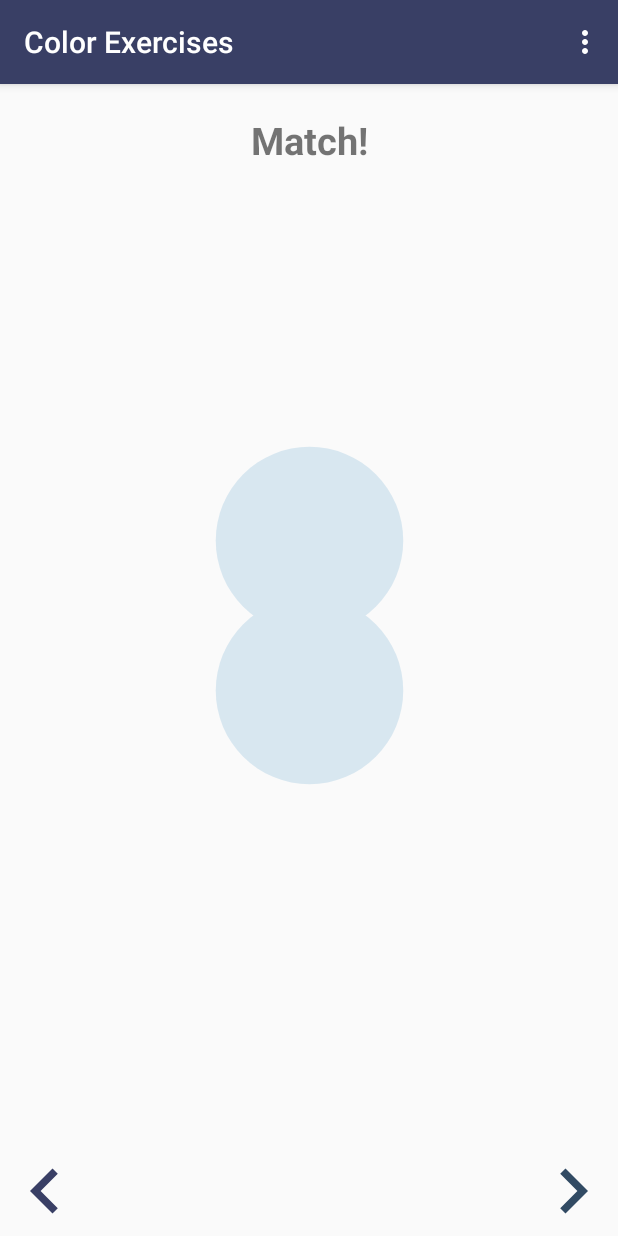
After one commit to gng01/color-exercises, an Android app: the fragment ExerciseResultFragment placed in its activity, on a phone screen of 412 x 824 dp. The commit adds this screen. Run offline under Robolectric (Android 15) with nearby library versions, the phone set to English and light mode, and no system bars.

Commit message:
implemented ExerciseResultFragment.kt, refractored naming from centerColor to mainColor in ExercisesFragment.kt

```diff
--- a/colorExercises/app/src/main/java/edu/utap/colorexercises/model/ExerciseSet.kt
+++ b/colorExercises/app/src/main/java/edu/utap/colorexercises/model/ExerciseSet.kt
@@ -18,6 +18,6 @@ class ExerciseSet {
         return correctList.toList()
     }
 
-    fun getCenter() = this.centerColor
+    fun getMainColor() = this.centerColor
     fun getColorList() = this.colorList
 }
--- /dev/null
+++ b/colorExercises/app/src/main/res/drawable/ic_baseline_navigate_before_50.xml
@@ -0,0 +1,5 @@
+<vector android:height="50dp" android:tint="#314A63"
+    android:viewportHeight="24" android:viewportWidth="24"
+    android:width="50dp" xmlns:android="http://schemas.android.com/apk/res/android">
+    <path android:fillColor="@android:color/white" android:pathData="M15.41,7.41L14,6l-6,6 6,6 1.41,-1.41L10.83,12z"/>
+</vector>
--- /dev/null
+++ b/colorExercises/app/src/main/res/drawable/ic_baseline_navigate_next_50.xml
@@ -0,0 +1,5 @@
+<vector android:height="50dp" android:tint="#314A63"
+    android:viewportHeight="24" android:viewportWidth="24"
+    android:width="50dp" xmlns:android="http://schemas.android.com/apk/res/android">
+    <path android:fillColor="@android:color/white" android:pathData="M10,6L8.59,7.41 13.17,12l-4.58,4.59L10,18l6,-6z"/>
+</vector>
--- /dev/null
+++ b/colorExercises/app/src/main/res/layout/fragment_exercise_result.xml
@@ -0,0 +1,77 @@
+<?xml version="1.0" encoding="utf-8"?>
+<androidx.constraintlayout.widget.ConstraintLayout xmlns:android="http://schemas.android.com/apk/res/android"
+    android:layout_width="match_parent"
+    android:layout_height="match_parent"
+    xmlns:app="http://schemas.android.com/apk/res-auto">
+    <TextView
+        android:id="@+id/txt_exercise_result"
+        android:layout_width="match_parent"
+        android:layout_height="wrap_content"
+        android:text="Match!"
+        android:textStyle="bold"
+        android:textAlignment="center"
+        android:textSize="@dimen/title_text_size"
+        app:layout_constraintTop_toTopOf="parent"
+        app:layout_constraintStart_toStartOf="parent"
+        app:layout_constraintEnd_toEndOf="parent"
+        android:layout_marginTop="@dimen/title_text_margin"/>
+    <androidx.constraintlayout.widget.ConstraintLayout
+        android:layout_width="match_parent"
+        android:layout_height="0dp"
+        app:layout_constraintTop_toTopOf="parent"
+        app:layout_constraintStart_toStartOf="parent"
+        app:layout_constraintEnd_toEndOf="parent"
+        android:id="@+id/result_pair"
+        app:layout_constraintBottom_toTopOf="@+id/exercise_result_control">
+
+        <Button
+            android:background="@drawable/ic_home_button_round_150"
+            android:backgroundTint="#D8E7F0"
+            android:id="@+id/btn_result_selection"
+            android:layout_width="wrap_content"
+            android:layout_height="wrap_content"
+            app:layout_constraintEnd_toEndOf="parent"
+            app:layout_constraintStart_toStartOf="parent"
+            app:layout_constraintTop_toTopOf="parent"
+            app:layout_constraintBottom_toBottomOf="parent"
+            android:layout_marginBottom="@dimen/exercise_pair_offset"/>
+        <Button
+            android:background="@drawable/ic_home_button_round_150"
+            android:backgroundTint="#D8E7F0"
+            android:id="@+id/btn_result_main"
+            android:layout_width="wrap_content"
+            android:layout_height="wrap_content"
+            app:layout_constraintEnd_toEndOf="parent"
+            app:layout_constraintStart_toStartOf="parent"
+            app:layout_constraintTop_toTopOf="parent"
+            app:layout_constraintBottom_toBottomOf="parent"
+            android:layout_marginTop="@dimen/exercise_pair_offset"/>
+    </androidx.constraintlayout.widget.ConstraintLayout>
+    <androidx.constraintlayout.widget.ConstraintLayout
+        android:layout_width="match_parent"
+        android:layout_height="wrap_content"
+        app:layout_constraintBottom_toBottomOf="parent"
+        app:layout_constraintTop_toBottomOf="@+id/result_pair"
+        app:layout_constraintEnd_toEndOf="parent"
+        android:id="@+id/exercise_result_control">
+        <Button
+            android:background="@drawable/ic_baseline_navigate_before_50"
+            android:backgroundTint="@color/colorPrimary"
+            android:id="@+id/btn_result_back"
+            android:layout_width="@dimen/exercise_button_size"
+            android:layout_height="@dimen/exercise_button_size"
+            app:layout_constraintStart_toStartOf="parent"
+            app:layout_constraintTop_toTopOf="parent"
+            app:layout_constraintBottom_toBottomOf="parent"/>
+        <Button
+            android:background="@drawable/ic_baseline_navigate_next_50"
+            android:id="@+id/btn_result_next"
+            android:layout_width="@dimen/exercise_button_size"
+            android:layout_height="@dimen/exercise_button_size"
+            app:layout_constraintEnd_toEndOf="parent"
+            app:layout_constraintTop_toTopOf="parent"
+            app:layout_constraintBottom_toBottomOf="parent"/>
+    </androidx.constraintlayout.widget.ConstraintLayout>
+
+
+</androidx.constraintlayout.widget.ConstraintLayout>
--- a/colorExercises/app/src/main/res/layout/fragment_exercises.xml
+++ b/colorExercises/app/src/main/res/layout/fragment_exercises.xml
@@ -130,7 +130,7 @@
             />
     </com.ogaclejapan.arclayout.ArcLayout>
     <Button
-        android:id="@+id/btn_exercise_center"
+        android:id="@+id/btn_exercise_main_color"
         android:layout_gravity="center"
         android:layout_width="@dimen/exercise_button_size"
         android:layout_height="@dimen/exercise_button_size"
--- a/colorExercises/app/src/main/res/values/colors.xml
+++ b/colorExercises/app/src/main/res/values/colors.xml
@@ -3,4 +3,5 @@
     <color name="colorPrimary">#393F65</color>
     <color name="colorPrimaryDark">#151A25</color>
     <color name="colorAccent">#5285C4</color>
+    <color name="colorPrimaryLight">#B5C9E3</color>
 </resources>
--- a/colorExercises/app/src/main/res/values/dimens.xml
+++ b/colorExercises/app/src/main/res/values/dimens.xml
@@ -4,4 +4,5 @@
     <dimen name="title_text_size">25sp</dimen>
     <dimen name="title_text_margin">20dp</dimen>
     <dimen name="user_status_text_size">18sp</dimen>
+    <dimen name="exercise_pair_offset">100dp</dimen>
 </resources>
```
Also changed, not shown: colorExercises/app/src/main/java/edu/utap/colorexercises/ui/ExerciseResultFragment.kt (added, +89 -0 lines), colorExercises/app/src/main/java/edu/utap/colorexercises/ui/ExercisesFragment.kt (+29 -19 lines).
